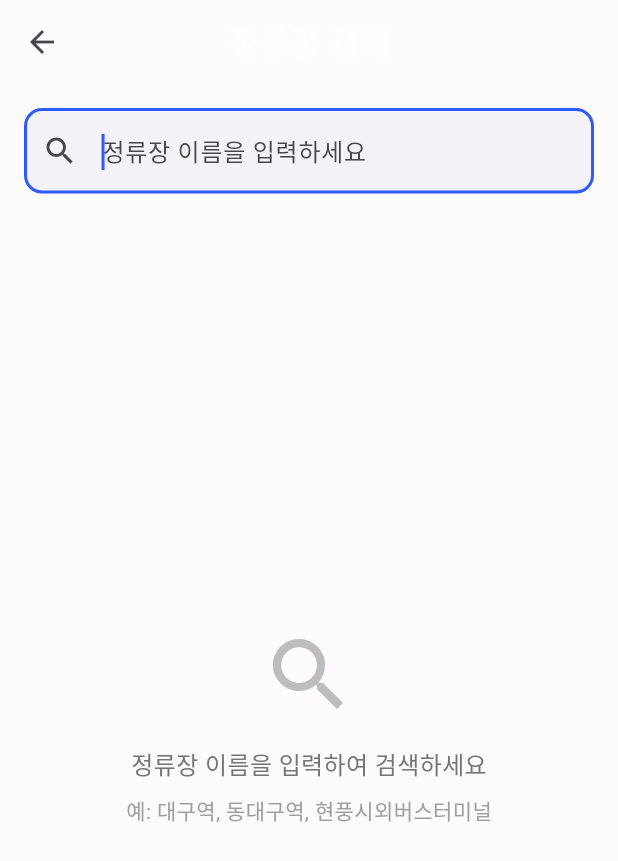
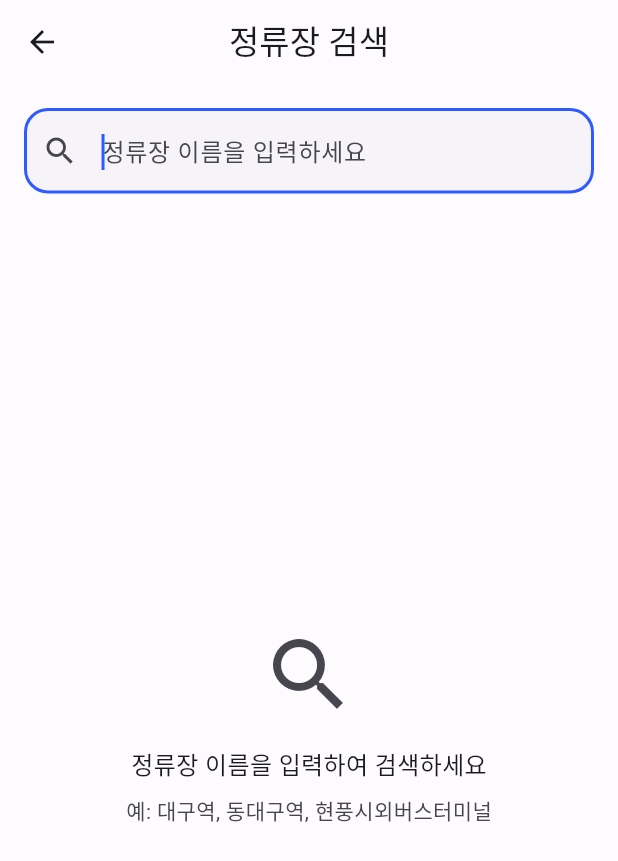
Before and after one commit to maskelog/Daegu_bus_flutter_app, a Flutter app: the AlarmScreen screen opened directly, after a tap on the "add" icon, on a phone screen of 412 x 824 dp. Shown: the top 861 px of the screen. Run offline on Flutter 3.47's test engine with Material 3 defaults, Android fonts, the phone set to English and light mode, and no system bars; our stand-ins replace device_info_plus, dio, flutter_dotenv, flutter_local_notifications, flutter_tts, geolocator and 3 more; missing offline and left inert: android_alarm_manager_plus, workmanager; accounts and stored records are empty.

Commit message:
refactor(alarm, favorites, station_item): Update color scheme for improved UI consistency and readability

```diff
--- a/lib/screens/alarm_screen.dart
+++ b/lib/screens/alarm_screen.dart
@@ -230,11 +230,12 @@ class _AlarmScreenState extends State<AlarmScreen> {
                                 return Column(
                                   crossAxisAlignment: CrossAxisAlignment.start,
                                   children: [
-                                    const Text(
+                                    Text(
                                       '알람 볼륨',
                                       style: TextStyle(
                                         fontSize: 16,
                                         fontWeight: FontWeight.w500,
+                                        color: colorScheme.onSurface,
                                       ),
                                     ),
                                     const SizedBox(height: 8),
@@ -284,11 +285,12 @@ class _AlarmScreenState extends State<AlarmScreen> {
                             Row(
                               mainAxisAlignment: MainAxisAlignment.spaceBetween,
                               children: [
-                                const Text(
+                                Text(
                                   '알람음',
                                   style: TextStyle(
                                     fontSize: 16,
                                     fontWeight: FontWeight.bold,
+                                    color: colorScheme.onSurface,
                                   ),
                                 ),
                                 TextButton.icon(
@@ -362,6 +364,8 @@ class _AlarmScreenState extends State<AlarmScreen> {
                                             s.id ==
                                             _settingsService.alarmSoundId)
                                         .name,
+                                    style:
+                                        TextStyle(color: colorScheme.primary),
                                   ),
                                 ),
                               ],
--- a/lib/screens/search_screen.dart
+++ b/lib/screens/search_screen.dart
@@ -250,16 +250,26 @@ class _SearchScreenState extends State<SearchScreen> {
 
   @override
   Widget build(BuildContext context) {
+    final colorScheme = Theme.of(context).colorScheme;
+
     return Scaffold(
+      backgroundColor: colorScheme.surface,
       appBar: AppBar(
-        title: const Text('정류장 검색'),
+        backgroundColor: colorScheme.surface,
+        foregroundColor: colorScheme.onSurface,
+        title: Text(
+          '정류장 검색',
+          style: TextStyle(color: colorScheme.onSurface),
+        ),
         leading: IconButton(
-          icon: const Icon(Icons.arrow_back),
+          icon: Icon(Icons.arrow_back, color: colorScheme.onSurface),
           onPressed: () {
             // 즐겨찾기 변경 사항을 호출자에게 알리기 위해 favoriteStops를 반환
             Navigator.of(context).pop(_favoriteStops);
           },
         ),
+        elevation: 0,
+        surfaceTintColor: colorScheme.surfaceTint,
       ),
       body: Column(
         children: [
@@ -268,12 +278,16 @@ class _SearchScreenState extends State<SearchScreen> {
             child: TextField(
               controller: _searchController,
               autofocus: true,
+              style: TextStyle(color: colorScheme.onSurface),
               decoration: InputDecoration(
                 hintText: '정류장 이름을 입력하세요',
-                prefixIcon: const Icon(Icons.search),
+                hintStyle: TextStyle(color: colorScheme.onSurfaceVariant),
+                prefixIcon:
+                    Icon(Icons.search, color: colorScheme.onSurfaceVariant),
                 suffixIcon: _searchController.text.isNotEmpty
                     ? IconButton(
-                        icon: const Icon(Icons.clear),
+                        icon: Icon(Icons.clear,
+                            color: colorScheme.onSurfaceVariant),
                         onPressed: () {
                           _searchController.clear();
                           _searchStations('');
@@ -282,7 +296,18 @@ class _SearchScreenState extends State<SearchScreen> {
                     : null,
                 border: OutlineInputBorder(
                   borderRadius: BorderRadius.circular(16),
+                  borderSide: BorderSide(color: colorScheme.outline),
                 ),
+                enabledBorder: OutlineInputBorder(
+                  borderRadius: BorderRadius.circular(16),
+                  borderSide: BorderSide(color: colorScheme.outline),
+                ),
+                focusedBorder: OutlineInputBorder(
+                  borderRadius: BorderRadius.circular(16),
+                  borderSide: BorderSide(color: colorScheme.primary, width: 2),
+                ),
+                filled: true,
+                fillColor: colorScheme.surfaceContainerHighest.withOpacity(0.3),
                 contentPadding: const EdgeInsets.symmetric(
                   vertical: 16,
                   horizontal: 16,
@@ -299,6 +324,8 @@ class _SearchScreenState extends State<SearchScreen> {
   }
 
   Widget _buildSearchContent() {
+    final colorScheme = Theme.of(context).colorScheme;
+
     if (_isLoading) return const Center(child: CircularProgressIndicator());
     if (_errorMessage != null) {
       return Center(
@@ -307,7 +334,7 @@ class _SearchScreenState extends State<SearchScreen> {
           child: Text(
             _errorMessage!,
             textAlign: TextAlign.center,
-            style: TextStyle(color: Colors.red[700]),
+            style: TextStyle(color: colorScheme.error),
           ),
         ),
       );
@@ -317,13 +344,14 @@ class _SearchScreenState extends State<SearchScreen> {
         child: Column(
           mainAxisSize: MainAxisSize.min,
           children: [
-            Icon(Icons.search, size: 64, color: Colors.grey[400]),
+            Icon(Icons.search, size: 64, color: colorScheme.onSurfaceVariant),
             const SizedBox(height: 16),
             Text('정류장 이름을 입력하여 검색하세요',
-                style: TextStyle(fontSize: 16, color: Colors.grey[600])),
+                style: TextStyle(fontSize: 16, color: colorScheme.onSurface)),
             const SizedBox(height: 8),
-            const Text('예: 대구역, 동대구역, 현풍시외버스터미널',
-                style: TextStyle(fontSize: 14, color: Colors.grey)),
+            Text('예: 대구역, 동대구역, 현풍시외버스터미널',
+                style: TextStyle(
+                    fontSize: 14, color: colorScheme.onSurfaceVariant)),
           ],
         ),
       );
@@ -333,13 +361,15 @@ class _SearchScreenState extends State<SearchScreen> {
         child: Column(
           mainAxisSize: MainAxisSize.min,
           children: [
-            Icon(Icons.search_off, size: 64, color: Colors.grey[400]),
+            Icon(Icons.search_off,
+                size: 64, color: colorScheme.onSurfaceVariant),
             const SizedBox(height: 16),
             Text('\'${_searchController.text}\' 검색 결과가 없습니다',
-                style: TextStyle(fontSize: 16, color: Colors.grey[600])),
+                style: TextStyle(fontSize: 16, color: colorScheme.onSurface)),
             const SizedBox(height: 8),
-            const Text('다른 정류장 이름으로 검색해보세요',
-                style: TextStyle(fontSize: 14, color: Colors.grey)),
+            Text('다른 정류장 이름으로 검색해보세요',
+                style: TextStyle(
+                    fontSize: 14, color: colorScheme.onSurfaceVariant)),
           ],
         ),
       );
@@ -348,6 +378,8 @@ class _SearchScreenState extends State<SearchScreen> {
   }
 
   Widget _buildSearchResults() {
+    final colorScheme = Theme.of(context).colorScheme;
+
     return CustomScrollView(
       slivers: [
         SliverPadding(
@@ -395,6 +427,10 @@ class _SearchScreenState extends State<SearchScreen> {
                                         isFavorite: _isStopFavorite(station));
                                     Navigator.of(context).pop(updatedStation);
                                   },
+                                  style: ElevatedButton.styleFrom(
+                                    backgroundColor: colorScheme.primary,
+                                    foregroundColor: colorScheme.onPrimary,
+                                  ),
                                   child: const Text('이 정류장 선택하기'),
                                 ),
                               ],
@@ -429,14 +465,18 @@ class _SearchScreenState extends State<SearchScreen> {
                                   },
                                   child: Text(
                                     '+ ${_stationArrivals[station.id]!.length - 3}개 더 보기',
-                                    style: TextStyle(color: Colors.blue[700]),
+                                    style: TextStyle(
+                                        color: Theme.of(context)
+                                            .colorScheme
+                                            .primary),
                                   ),
                                 ),
                               ),
                           ],
                         ),
                       ),
-                    if (index < _searchResults.length - 1) const Divider(),
+                    if (index < _searchResults.length - 1)
+                      Divider(color: colorScheme.outline.withOpacity(0.2)),
                   ],
                 );
               },
```
Also changed, not shown: lib/screens/favorites_screen.dart (+10 -8 lines), lib/screens/route_map_screen.dart (+47 -23 lines), lib/widgets/station_item.dart (+18 -7 lines).
